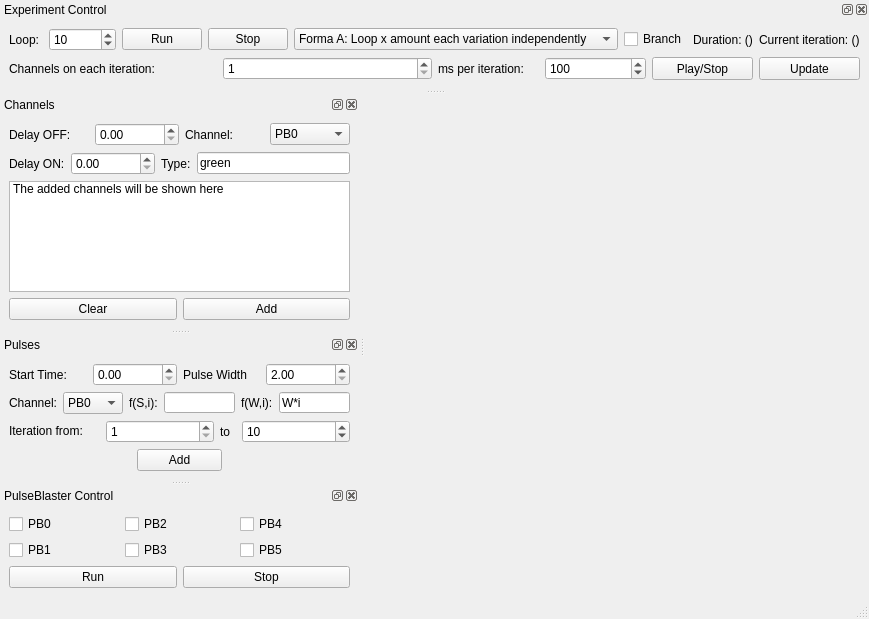
Qt form src/qudi/gui/pulsed_esr/pulsed_esr2.ui (tugatoconhelado/Qoptics_exp) before a commit.
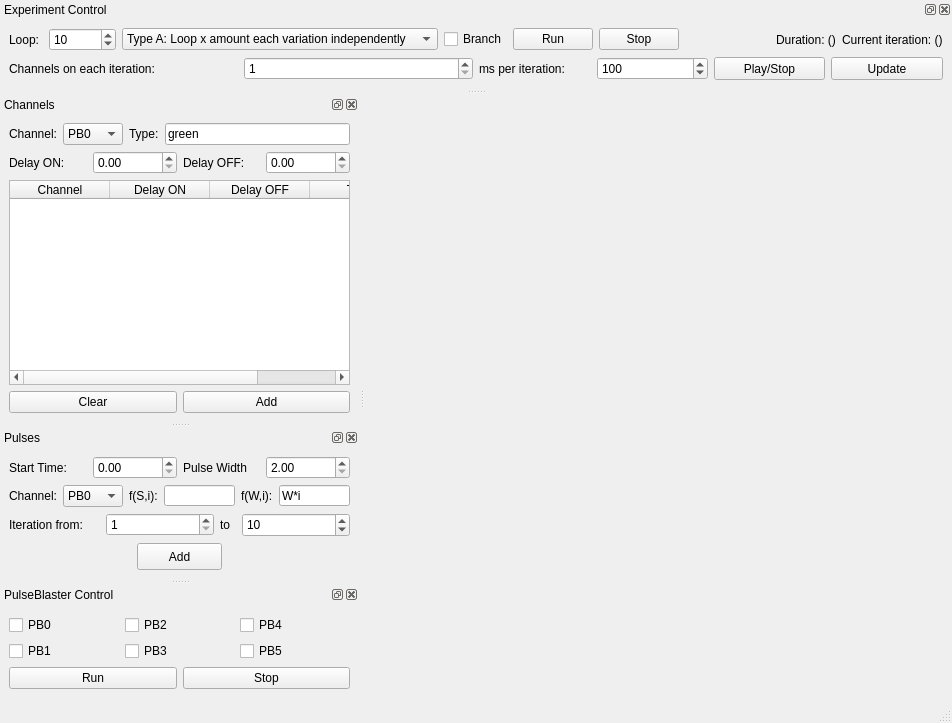
The same form after that commit. Custom widgets are drawn as their Qt base class.

Patch:
```diff
--- a/src/qudi/gui/pulsed_esr/pulsed_esr2.ui
+++ b/src/qudi/gui/pulsed_esr/pulsed_esr2.ui
@@ -6,8 +6,8 @@
    <rect>
     <x>0</x>
     <y>0</y>
-    <width>820</width>
-    <height>619</height>
+    <width>952</width>
+    <height>723</height>
    </rect>
   </property>
   <property name="windowTitle">
@@ -44,20 +44,6 @@
       <layout class="QVBoxLayout" name="verticalLayout_2">
        <item>
         <layout class="QHBoxLayout" name="horizontalLayout_3">
-         <item>
-          <widget class="QLabel" name="delay_off_label">
-           <property name="text">
-            <string>Delay OFF:</string>
-           </property>
-          </widget>
-         </item>
-         <item>
-          <widget class="QDoubleSpinBox" name="delay_off_spinbox">
-           <property name="maximum">
-            <double>1000000.000000000000000</double>
-           </property>
-          </widget>
-         </item>
          <item>
           <widget class="QLabel" name="channel_label">
            <property name="text">
@@ -174,24 +160,6 @@
            </item>
           </widget>
          </item>
-        </layout>
-       </item>
-       <item>
-        <layout class="QHBoxLayout" name="horizontalLayout_4">
-         <item>
-          <widget class="QLabel" name="delay_on_label">
-           <property name="text">
-            <string>Delay ON:</string>
-           </property>
-          </widget>
-         </item>
-         <item>
-          <widget class="QDoubleSpinBox" name="delay_on_spinbox">
-           <property name="maximum">
-            <double>1000000.000000000000000</double>
-           </property>
-          </widget>
-         </item>
          <item>
           <widget class="QLabel" name="channel_type_label">
            <property name="text">
@@ -209,12 +177,80 @@
         </layout>
        </item>
        <item>
-        <widget class="QListWidget" name="channel_list_listwidget">
+        <layout class="QHBoxLayout" name="horizontalLayout_4">
          <item>
+          <widget class="QLabel" name="delay_on_label">
+           <property name="text">
+            <string>Delay ON:</string>
+           </property>
+          </widget>
+         </item>
+         <item>
+          <widget class="QDoubleSpinBox" name="delay_on_spinbox">
+           <property name="maximum">
+            <double>1000000.000000000000000</double>
+           </property>
+          </widget>
+         </item>
+         <item>
+          <widget class="QLabel" name="delay_off_label">
+           <property name="text">
+            <string>Delay OFF:</string>
+           </property>
+          </widget>
+         </item>
+         <item>
+          <widget class="QDoubleSpinBox" name="delay_off_spinbox">
+           <property name="maximum">
+            <double>1000000.000000000000000</double>
+           </property>
+          </widget>
+         </item>
+        </layout>
+       </item>
+       <item>
+        <widget class="QTableWidget" name="channels_tablewidget">
+         <property name="gridStyle">
+          <enum>Qt::SolidLine</enum>
+         </property>
+         <property name="sortingEnabled">
+          <bool>false</bool>
+         </property>
+         <property name="rowCount">
+          <number>0</number>
+         </property>
+         <column>
           <property name="text">
-           <string>The added channels will be shown here</string>
+           <string>Channel</string>
           </property>
-         </item>
+          <property name="textAlignment">
+           <set>AlignCenter</set>
+          </property>
+         </column>
+         <column>
+          <property name="text">
+           <string>Delay ON</string>
+          </property>
+          <property name="textAlignment">
+           <set>AlignCenter</set>
+          </property>
+         </column>
+         <column>
+          <property name="text">
+           <string>Delay OFF</string>
+          </property>
+          <property name="textAlignment">
+           <set>AlignCenter</set>
+          </property>
+         </column>
+         <column>
+          <property name="text">
+           <string>Type</string>
+          </property>
+          <property name="textAlignment">
+           <set>AlignCenter</set>
+          </property>
+         </column>
         </widget>
        </item>
        <item>
@@ -543,7 +579,7 @@
    <widget class="QWidget" name="dockWidgetContents_3">
     <layout class="QVBoxLayout" name="verticalLayout_5">
      <item>
-      <layout class="QHBoxLayout" name="horizontalLayout_6" stretch="1,1,1,1,0,0,5,0,0">
+      <layout class="QHBoxLayout" name="horizontalLayout_6" stretch="1,1,0,0,1,1,5,0,0">
        <item>
         <widget class="QLabel" name="loop_label">
          <property name="text">
@@ -561,6 +597,27 @@
          </property>
         </widget>
        </item>
+       <item>
+        <widget class="QComboBox" name="type_variation_combobox">
+         <item>
+          <property name="text">
+           <string>Type A: Loop x amount each variation independently</string>
+          </property>
+         </item>
+         <item>
+          <property name="text">
+           <string>Type B: Loop x amount the variations consecutively</string>
+          </property>
+         </item>
+        </widget>
+       </item>
+       <item>
+        <widget class="QCheckBox" name="branch_checkbox">
+         <property name="text">
+          <string>Branch</string>
+         </property>
+        </widget>
+       </item>
        <item>
         <widget class="QPushButton" name="run_sequence_button">
          <property name="text">
@@ -575,32 +632,6 @@
          </property>
         </widget>
        </item>
-       <item>
-        <widget class="QComboBox" name="type_variation_combobox">
-         <item>
-          <property name="text">
-           <string>Forma A: Loop x amount each variation independently</string>
-          </property>
-         </item>
-         <item>
-          <property name="text">
-           <string>Forma B: Loop x amount the varaitions consecutively</string>
-          </property>
-         </item>
-         <item>
-          <property name="text">
-           <string>Forma C: Loop x amount of the variations randomly</string>
-          </property>
-         </item>
-        </widget>
-       </item>
-       <item>
-        <widget class="QCheckBox" name="branch_checkbox">
-         <property name="text">
-          <string>Branch</string>
-         </property>
-        </widget>
-       </item>
        <item>
         <spacer name="horizontalSpacer">
          <property name="orientation">
```
Left out of the diff: 2 changed lines with no effect on the pictures.
